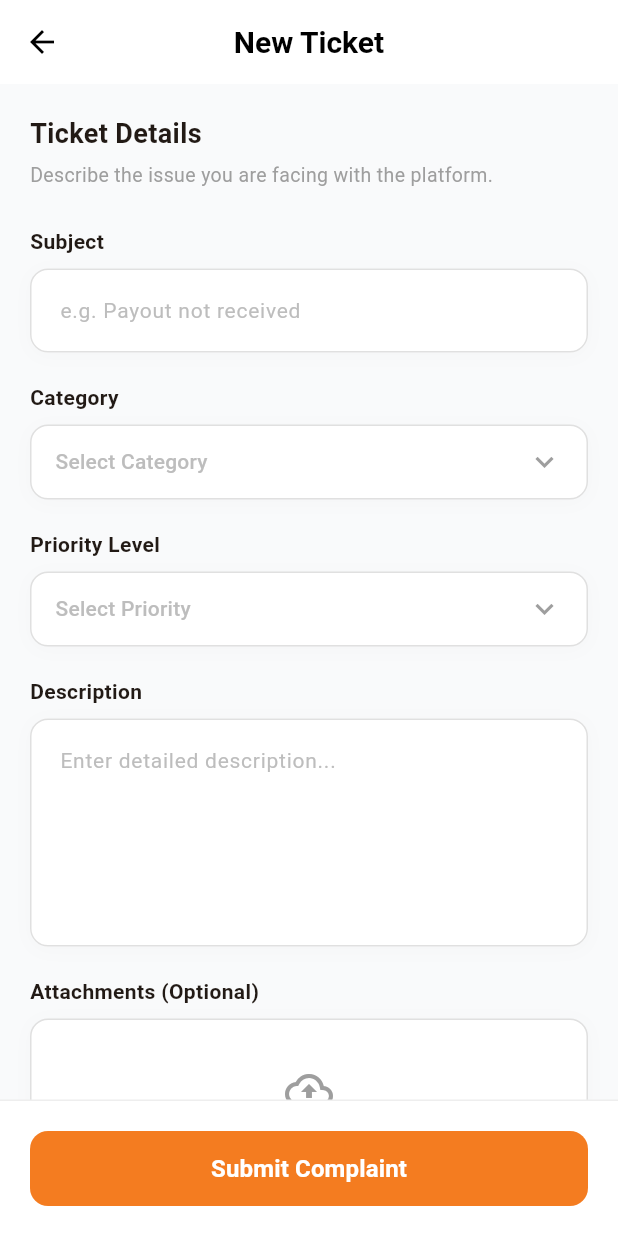
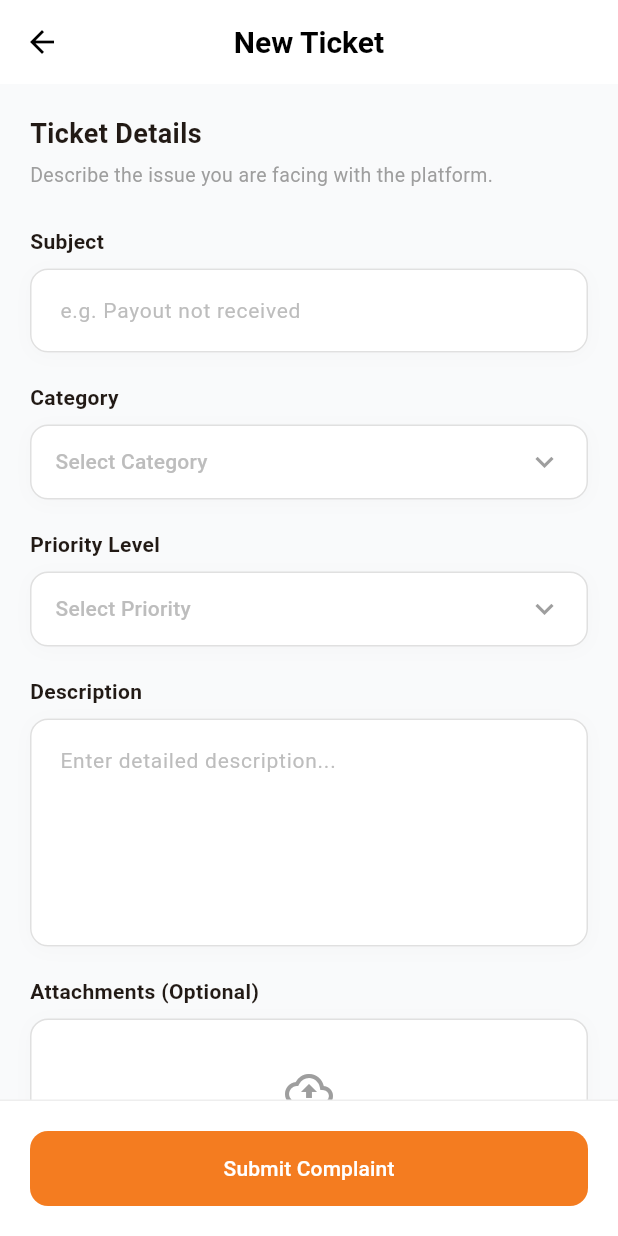
Before and after one commit to muhammadSaadXCII/VenueMate_System, a Flutter app: the FileComplaintScreen screen opened directly, on a phone screen of 412 x 824 dp. Run offline on Flutter 3.47's test engine with Material 3 defaults, Android fonts, the phone set to English and light mode, and no system bars; our stand-ins replace badges, carousel_slider, cloud_firestore, dash_chat_2, firebase_auth, firebase_core and 4 more; accounts and stored records are empty; network calls fail.

Commit message:
Adjust text style in CommonButton widget

```diff
--- a/lib/Widgets/common_button.dart
+++ b/lib/Widgets/common_button.dart
@@ -3,7 +3,6 @@ import 'package:flutter/material.dart';
 class CommonButton extends StatelessWidget {
   final String text;
   final VoidCallback onTap;
-
   final IconData? icon;
   final Color? backgroundColor;
   final Color? foregroundColor;
@@ -53,8 +52,8 @@ class CommonButton extends StatelessWidget {
             Text(
               text,
               style: TextStyle(
-                fontWeight: FontWeight.bold,
-                fontSize: 16,
+                fontWeight: FontWeight.w500,
+                fontSize: 14,
                 color: foregroundColorToUse,
               ),
             ),
```
